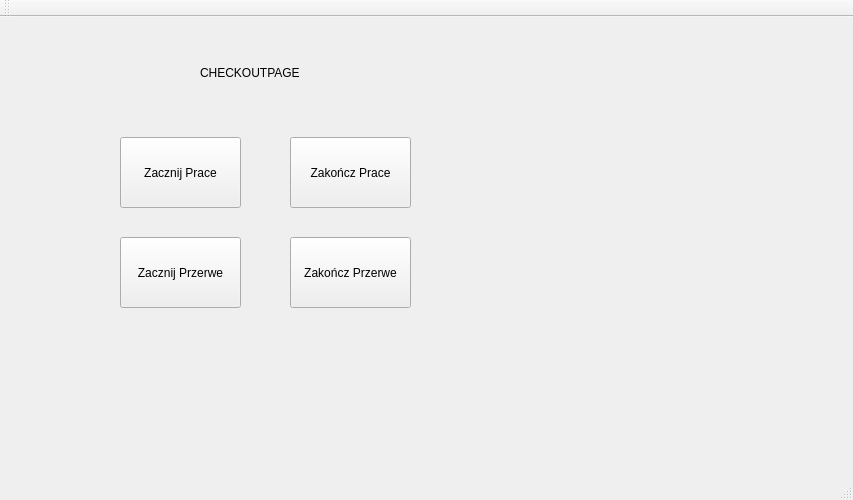
First picture: the form in CheckOutScreen.ui, repository JustKoshi/QTCinemaProject, before the edit.
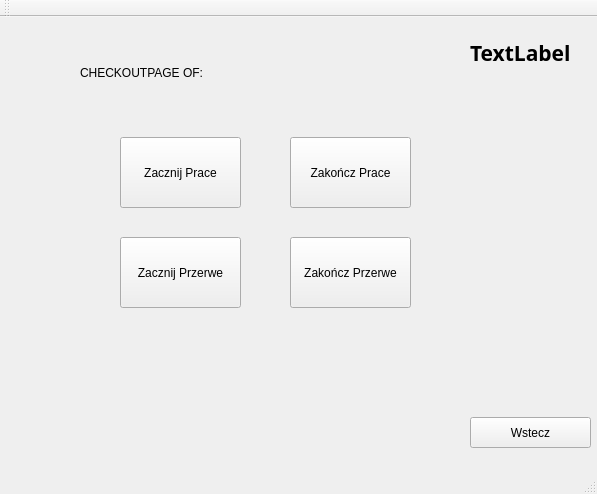
Second picture: the form after the edit.

```diff
--- a/CheckOutScreen.ui
+++ b/CheckOutScreen.ui
@@ -6,8 +6,8 @@
    <rect>
     <x>0</x>
     <y>0</y>
-    <width>853</width>
-    <height>500</height>
+    <width>597</width>
+    <height>494</height>
    </rect>
   </property>
   <property name="windowTitle">
@@ -69,14 +69,47 @@
    <widget class="QLabel" name="label">
     <property name="geometry">
      <rect>
-      <x>200</x>
+      <x>80</x>
       <y>30</y>
       <width>201</width>
       <height>51</height>
      </rect>
     </property>
     <property name="text">
-     <string>CHECKOUTPAGE</string>
+     <string>CHECKOUTPAGE OF: </string>
+    </property>
+   </widget>
+   <widget class="QPushButton" name="pushButton_return">
+    <property name="geometry">
+     <rect>
+      <x>470</x>
+      <y>400</y>
+      <width>121</width>
+      <height>31</height>
+     </rect>
+    </property>
+    <property name="text">
+     <string>Wstecz</string>
+    </property>
+   </widget>
+   <widget class="QLabel" name="label_time_current">
+    <property name="geometry">
+     <rect>
+      <x>470</x>
+      <y>10</y>
+      <width>111</width>
+      <height>51</height>
+     </rect>
+    </property>
+    <property name="font">
+     <font>
+      <family>Power Clear</family>
+      <pointsize>16</pointsize>
+      <bold>true</bold>
+     </font>
+    </property>
+    <property name="text">
+     <string>TextLabel</string>
     </property>
    </widget>
   </widget>
```
Left out of the diff: 2 changed lines with no effect on the pictures.
